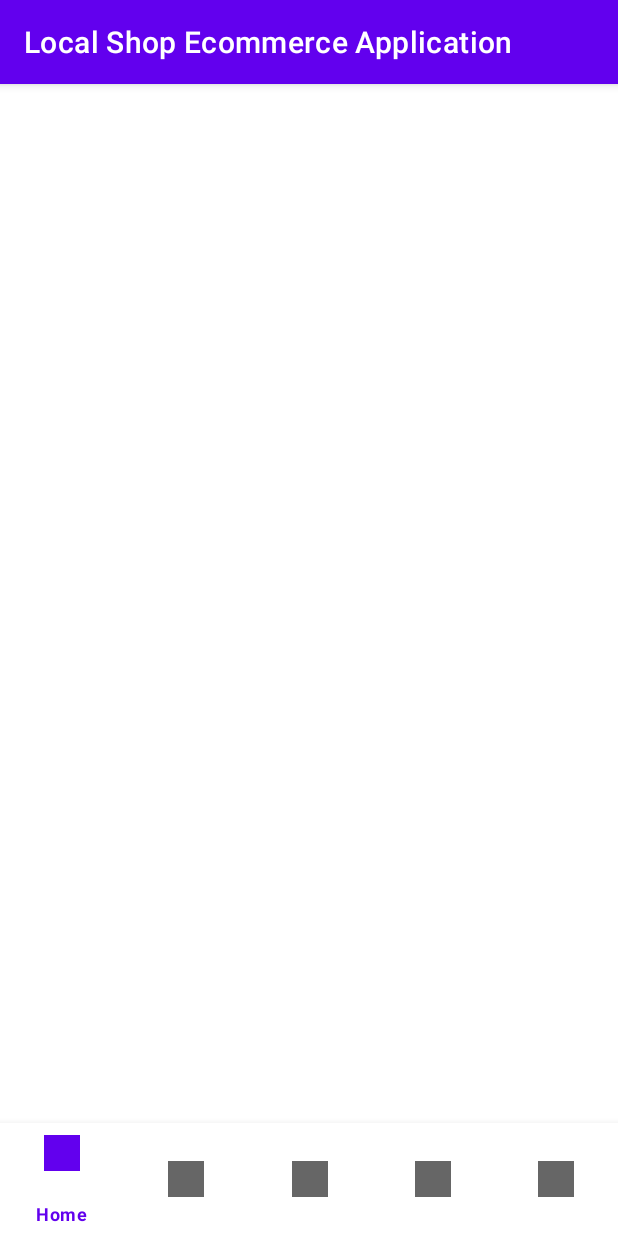
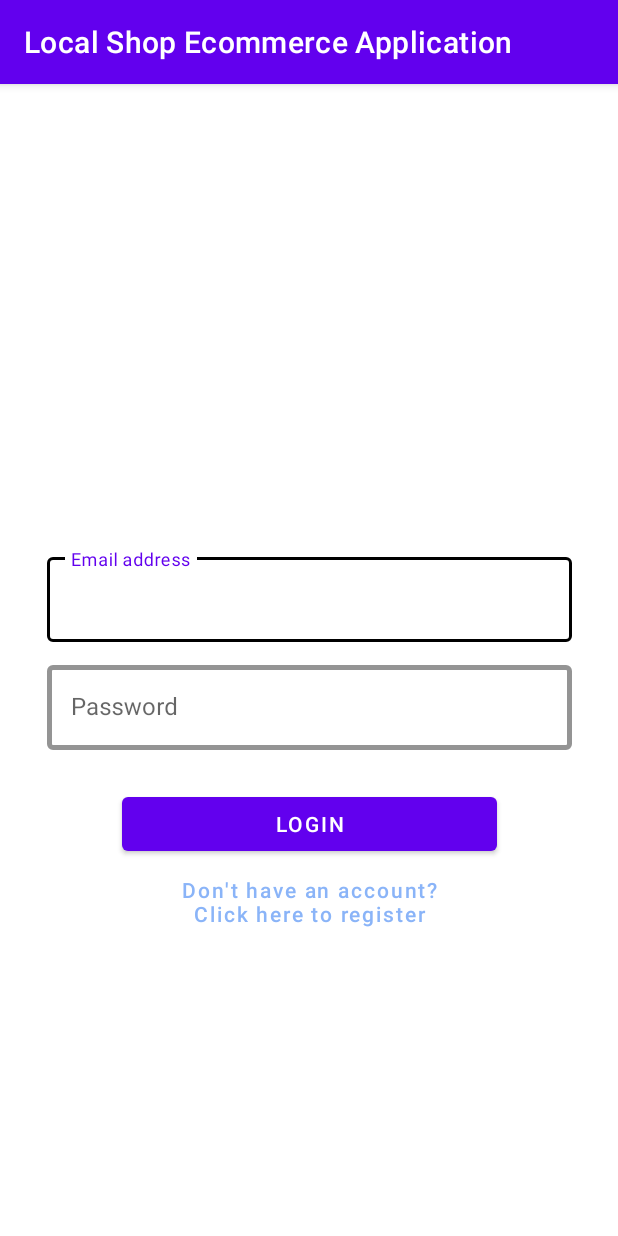
Before and after one commit to aprilhussey/MobileApplicationDevelopment1_Assignment2, an Android app: the screen it shows after launch (MainActivity before the commit, LoginActivity after it), on a phone screen of 412 x 824 dp. Run offline under Robolectric (Android 15) with nearby library versions, the phone set to English and light mode, and no system bars.

Commit message:
Created functioning login activity
Note: Once logged in, app with stay logged in - have to reset to not logged in state manually

```diff
--- a/LocalShopEcommerceApplication/app/src/main/AndroidManifest.xml
+++ b/LocalShopEcommerceApplication/app/src/main/AndroidManifest.xml
@@ -12,6 +12,9 @@
         android:theme="@style/Theme.LocalShopEcommerceApplication"
         tools:targetApi="31">
         <activity
+            android:name=".LoginActivity"
+            android:exported="false" />
+        <activity
             android:name=".MainActivity"
             android:exported="true">
             <intent-filter>
--- /dev/null
+++ b/LocalShopEcommerceApplication/app/src/main/java/com/example/localshopecommerceapplication/LoginActivity.java
@@ -0,0 +1,59 @@
+package com.example.localshopecommerceapplication;
+
+import androidx.appcompat.app.AppCompatActivity;
+
+import android.content.Intent;
+import android.os.Bundle;
+import android.view.View;
+import android.widget.Button;
+
+import com.google.android.material.bottomnavigation.BottomNavigationView;
+import com.google.android.material.textfield.TextInputEditText;
+
+public class LoginActivity extends AppCompatActivity {
+
+    TextInputEditText edtEmail;
+    TextInputEditText edtPassword;
+    Button btnLogin;
+    Button btnRegister;
+
+    @Override
+    protected void onCreate(Bundle savedInstanceState) {
+        super.onCreate(savedInstanceState);
+        setContentView(R.layout.activity_login);
+
+        // Initialise variables
+        edtEmail = findViewById(R.id.edtEmail);
+        edtPassword = findViewById(R.id.edtPassword);
+        btnLogin = findViewById(R.id.btnLogin);
+        btnRegister = findViewById(R.id.btnRegister);
+
+        btnLogin.setOnClickListener(new View.OnClickListener() {
+            @Override
+            public void onClick(View view) {
+                String strEmail = edtEmail.getText().toString();
+                String strPassword = edtPassword.getText().toString();
+
+                // check if email exists
+                // if yes; check if password is correct
+                    //if yes; loginSuccessful
+                    //else; !loginSuccessful
+                // else; account doesn't exist
+
+                // TESTING PURPOSES JUST WORK FOR NOW
+                LoginUtils.setLoginStatus(LoginActivity.this, true);
+
+                Intent intentHome = new Intent(LoginActivity.this, MainActivity.class);
+                startActivity(intentHome);
+            }
+        });
+
+        btnRegister.setOnClickListener(new View.OnClickListener() {
+            @Override
+            public void onClick(View view) {
+                //Intent intentRegister = new Intent(LoginActivity.this, RegisterActivty.class);
+                //startActivity(intentRegister);
+            }
+        });
+    }
+}
--- /dev/null
+++ b/LocalShopEcommerceApplication/app/src/main/java/com/example/localshopecommerceapplication/LoginUtils.java
@@ -0,0 +1,19 @@
+package com.example.localshopecommerceapplication;
+
+import android.content.Context;
+import android.content.SharedPreferences;
+
+public class LoginUtils {
+
+    public static void setLoginStatus(Context context, boolean loggedIn) {
+        SharedPreferences sharedPreferences = context.getSharedPreferences("my_preferences", Context.MODE_PRIVATE);
+        SharedPreferences.Editor editor = sharedPreferences.edit();
+        editor.putBoolean("is_logged_in", loggedIn);
+        editor.apply();
+    }
+
+    public static boolean getLoginStatus(Context context) {
+        SharedPreferences sharedPreferences = context.getSharedPreferences("my_preferences", Context.MODE_PRIVATE);
+        return sharedPreferences.getBoolean("is_logged_in", false);
+    }
+}
--- a/LocalShopEcommerceApplication/app/src/main/java/com/example/localshopecommerceapplication/MainActivity.java
+++ b/LocalShopEcommerceApplication/app/src/main/java/com/example/localshopecommerceapplication/MainActivity.java
@@ -4,6 +4,7 @@ import androidx.annotation.NonNull;
 import androidx.appcompat.app.AppCompatActivity;
 import androidx.fragment.app.Fragment;
 
+import android.content.Intent;
 import android.os.Bundle;
 import android.view.Menu;
 import android.view.MenuItem;
@@ -24,6 +25,9 @@ public class MainActivity extends AppCompatActivity {
         super.onCreate(savedInstanceState);
         setContentView(R.layout.activity_main);
 
+        boolean loggedIn = LoginUtils.getLoginStatus(MainActivity.this);
+
+        if (loggedIn) {
             bottomNavigationView = findViewById(R.id.bottomNavigationView);
 
             bottomNavigationView.setOnItemSelectedListener(new BottomNavigationView.OnItemSelectedListener() {
@@ -49,4 +53,9 @@ public class MainActivity extends AppCompatActivity {
                 }
             });
         }
+        else {
+            Intent intentLogin = new Intent(MainActivity.this, LoginActivity.class);
+            startActivity(intentLogin);
         }
+    }
+}
--- /dev/null
+++ b/LocalShopEcommerceApplication/app/src/main/res/layout/activity_login.xml
@@ -0,0 +1,77 @@
+<?xml version="1.0" encoding="utf-8"?>
+<androidx.constraintlayout.widget.ConstraintLayout xmlns:android="http://schemas.android.com/apk/res/android"
+    xmlns:app="http://schemas.android.com/apk/res-auto"
+    xmlns:tools="http://schemas.android.com/tools"
+    android:layout_width="match_parent"
+    android:layout_height="match_parent"
+    tools:context=".LoginActivity"
+    android:layout_margin="10dp" >
+
+    <com.google.android.material.textfield.TextInputLayout
+        android:id="@+id/layoutEmail"
+        android:layout_width="350dp"
+        android:layout_height="wrap_content"
+        style="@style/Widget.MaterialComponents.TextInputLayout.OutlinedBox"
+        app:boxStrokeColor="@color/black"
+        app:boxStrokeWidth="3dp"
+
+        app:layout_constraintStart_toStartOf="parent"
+        app:layout_constraintEnd_toEndOf="parent"
+        app:layout_constraintTop_toTopOf="parent"
+        android:layout_marginTop="300dp" >
+
+        <com.google.android.material.textfield.TextInputEditText
+            android:id="@+id/edtEmail"
+            android:layout_width="match_parent"
+            android:layout_height="match_parent"
+            android:ems="10"
+            android:inputType="textEmailAddress"
+            android:hint="Email address" />
+    </com.google.android.material.textfield.TextInputLayout>
+
+    <com.google.android.material.textfield.TextInputLayout
+        android:id="@+id/layoutPassword"
+        android:layout_width="350dp"
+        android:layout_height="wrap_content"
+        style="@style/Widget.MaterialComponents.TextInputLayout.OutlinedBox"
+        app:boxStrokeColor="@color/black"
+        app:boxStrokeWidth="3dp"
+
+        app:layout_constraintStart_toStartOf="@+id/layoutEmail"
+        app:layout_constraintEnd_toEndOf="@+id/layoutEmail"
+        app:layout_constraintTop_toBottomOf="@+id/layoutEmail"
+        android:layout_marginTop="10dp" >
+
+        <com.google.android.material.textfield.TextInputEditText
+            android:id="@+id/edtPassword"
+            android:layout_width="match_parent"
+            android:layout_height="match_parent"
+            android:ems="10"
+            android:inputType="textPassword"
+            android:hint="Password" />
+    </com.google.android.material.textfield.TextInputLayout>
+
+    <Button
+        android:id="@+id/btnLogin"
+        android:layout_width="250dp"
+        android:layout_height="wrap_content"
+        android:text="Login"
+
+        app:layout_constraintStart_toStartOf="@+id/layoutPassword"
+        app:layout_constraintEnd_toEndOf="@+id/layoutPassword"
+        app:layout_constraintTop_toBottomOf="@+id/layoutPassword"
+        android:layout_marginTop="25dp" />
+
+    <Button
+        android:id="@+id/btnRegister"
+        android:layout_width="250dp"
+        android:layout_height="wrap_content"
+        android:text="Don't have an account?\nClick here to register"
+        android:textColor="@color/hyperlink"
+        android:background="@android:color/transparent"
+        android:textAllCaps="false"
+
+        app:layout_constraintStart_toStartOf="@+id/btnLogin"
+        app:layout_constraintEnd_toEndOf="@+id/btnLogin"
+        app:layout_constraintTop_toBottomOf="@+id/btnLogin" />
+</androidx.constraintlayout.widget.ConstraintLayout>
--- a/LocalShopEcommerceApplication/app/src/main/res/layout/card_itempage.xml
+++ b/LocalShopEcommerceApplication/app/src/main/res/layout/card_itempage.xml
@@ -11,7 +11,7 @@
     app:cardElevation="8dp">
 
 <androidx.core.widget.NestedScrollView
-    android:layout_width="wrap_content"
+    android:layout_width="match_parent"
     android:layout_height="wrap_content" >
 
         <androidx.constraintlayout.widget.ConstraintLayout
--- a/LocalShopEcommerceApplication/app/src/main/res/values/colors.xml
+++ b/LocalShopEcommerceApplication/app/src/main/res/values/colors.xml
@@ -7,4 +7,7 @@
     <color name="teal_700">#FF018786</color>
     <color name="black">#FF000000</color>
     <color name="white">#FFFFFFFF</color>
+
+    <color name="hyperlink">#8AB4F8</color>
+    <color name="hyperlink_visited">#C58AF9</color>
 </resources>
```
Lines whose indentation alone changed are shown as unchanged.
